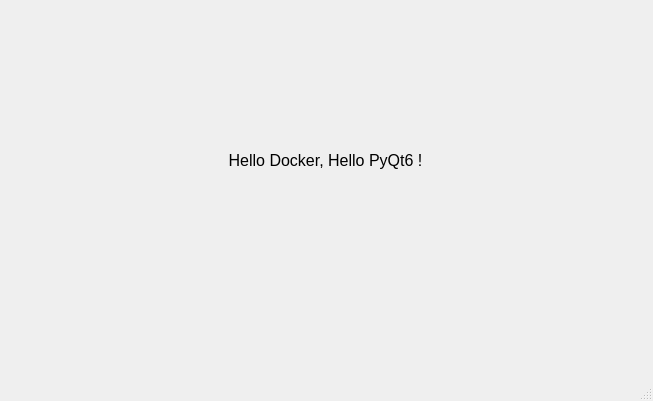
This is src/ui/main_window.ui in dasycarpum/docker-pyqt6 as Qt 5 draws it before an edit. The edited form follows.
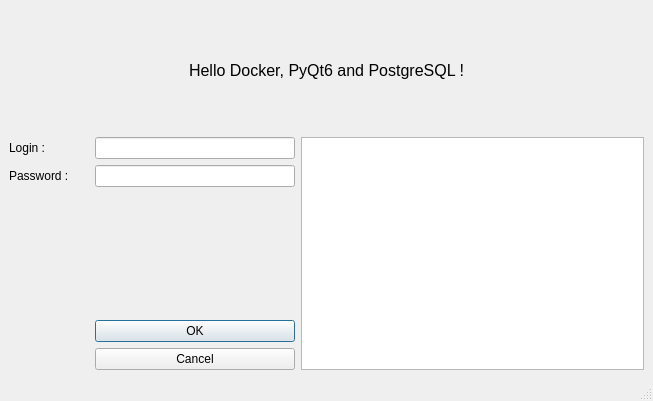
This is the edited form.

Commit message: update the design of the main window to include an example with PostgreSQL

Diff of the .ui file:
```diff
--- a/src/ui/main_window.ui
+++ b/src/ui/main_window.ui
@@ -14,27 +14,104 @@
    <string>docker-pyqt6</string>
   </property>
   <widget class="QWidget" name="centralwidget">
-   <widget class="QLabel" name="label">
-    <property name="geometry">
-     <rect>
-      <x>210</x>
-      <y>130</y>
-      <width>231</width>
-      <height>61</height>
-     </rect>
-    </property>
+   <layout class="QGridLayout" name="gridLayout">
+    <item row="1" column="0">
+     <widget class="QLabel" name="label_login">
+      <property name="minimumSize">
+       <size>
+        <width>80</width>
+        <height>0</height>
+       </size>
+      </property>
+      <property name="text">
+       <string>Login :</string>
+      </property>
+     </widget>
+    </item>
+    <item row="0" column="0" colspan="3">
+     <widget class="QLabel" name="label_title">
     <property name="font">
      <font>
       <pointsize>12</pointsize>
      </font>
     </property>
     <property name="text">
-     <string>Hello Docker, Hello PyQt6 !</string>
+       <string>Hello Docker, PyQt6 and PostgreSQL !</string>
     </property>
     <property name="alignment">
      <set>Qt::AlignCenter</set>
     </property>
    </widget>
+    </item>
+    <item row="1" column="1">
+     <widget class="QLineEdit" name="lineEdit_login">
+      <property name="maximumSize">
+       <size>
+        <width>200</width>
+        <height>16777215</height>
+       </size>
+      </property>
+     </widget>
+    </item>
+    <item row="1" column="2" rowspan="4">
+     <widget class="QTextBrowser" name="textBrowser_phrase">
+      <property name="minimumSize">
+       <size>
+        <width>0</width>
+        <height>180</height>
+       </size>
+      </property>
+     </widget>
+    </item>
+    <item row="2" column="1">
+     <widget class="QLineEdit" name="lineEdit_password">
+      <property name="maximumSize">
+       <size>
+        <width>200</width>
+        <height>16777215</height>
+       </size>
+      </property>
+     </widget>
+    </item>
+    <item row="2" column="0">
+     <widget class="QLabel" name="label_password">
+      <property name="minimumSize">
+       <size>
+        <width>80</width>
+        <height>0</height>
+       </size>
+      </property>
+      <property name="text">
+       <string>Password :</string>
+      </property>
+     </widget>
+    </item>
+    <item row="4" column="1">
+     <widget class="QDialogButtonBox" name="buttonBox">
+      <property name="maximumSize">
+       <size>
+        <width>200</width>
+        <height>50</height>
+       </size>
+      </property>
+      <property name="cursor">
+       <cursorShape>PointingHandCursor</cursorShape>
+      </property>
+      <property name="layoutDirection">
+       <enum>Qt::RightToLeft</enum>
+      </property>
+      <property name="orientation">
+       <enum>Qt::Vertical</enum>
+      </property>
+      <property name="standardButtons">
+       <set>QDialogButtonBox::Cancel|QDialogButtonBox::Ok</set>
+      </property>
+      <property name="centerButtons">
+       <bool>true</bool>
+      </property>
+     </widget>
+    </item>
+   </layout>
   </widget>
   <widget class="QMenuBar" name="menubar">
    <property name="geometry">
```
Lines whose indentation alone changed are shown as unchanged. The commit also changes 1 other file.
